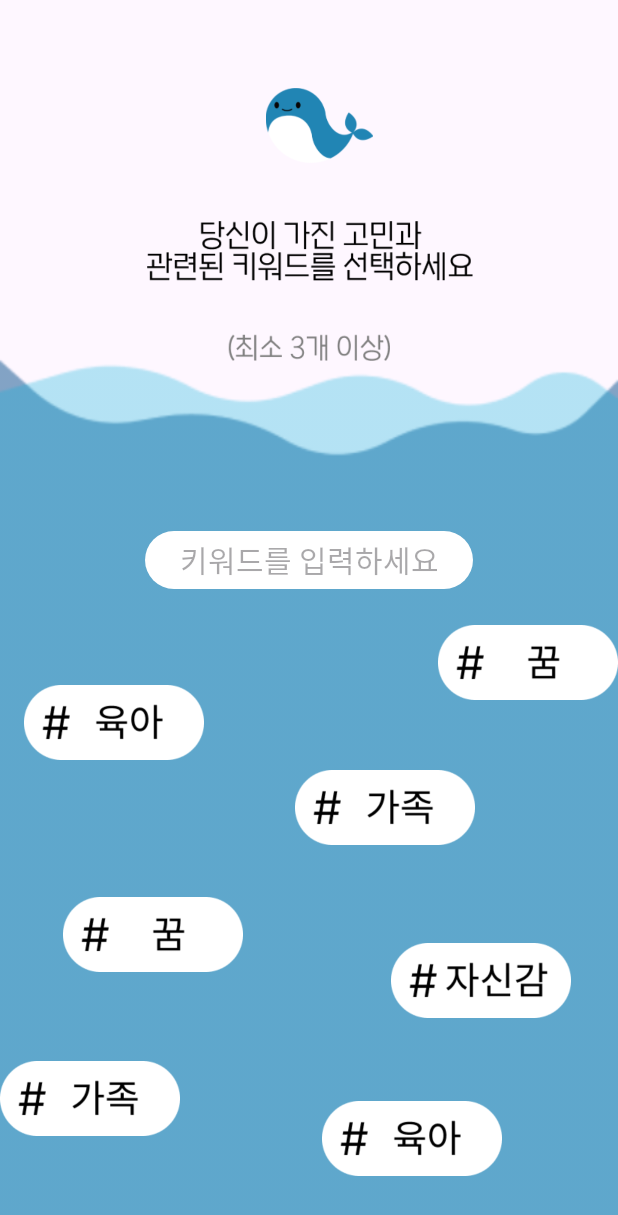
After one commit to audgns10/AppJam, an Android app: the KeyWordActivity screen opened directly, with no data from a screen before it, on a phone screen of 412 x 824 dp. The commit adds this screen. Shown: the top 1215 px of the screen. Run offline under Robolectric (Android 15) with nearby library versions, the phone set to English and light mode, and no system bars.

Commit message:
:sparkles: :: keywor를 검색하는 페이지 publishing

```diff
--- /dev/null
+++ b/app/src/main/java/com/example/appjam/KeyWordActivity.kt
@@ -0,0 +1,26 @@
+package com.example.appjam
+
+import android.animation.Animator
+import android.animation.AnimatorListenerAdapter
+import android.animation.ValueAnimator
+import android.content.Context
+import androidx.appcompat.app.AppCompatActivity
+import android.os.Bundle
+import android.os.Handler
+import android.os.Message
+import android.util.AttributeSet
+import android.view.animation.AccelerateDecelerateInterpolator
+import android.view.animation.Animation
+import android.view.animation.LinearInterpolator
+import android.widget.TextView
+import com.example.appjam.databinding.ActivityKeyWordBinding
+import com.google.android.material.animation.AnimationUtils
+
+class KeyWordActivity : AppCompatActivity() {
+
+    val binding by lazy { ActivityKeyWordBinding.inflate(layoutInflater) }
+    override fun onCreate(savedInstanceState: Bundle?) {
+        super.onCreate(savedInstanceState)
+        setContentView(binding.root)
+    }
+}
--- a/app/src/main/java/com/example/appjam/MainActivity.kt
+++ b/app/src/main/java/com/example/appjam/MainActivity.kt
@@ -1,9 +1,14 @@
 package com.example.appjam
 
-import androidx.appcompat.app.AppCompatActivity
+import android.content.Intent
+import android.graphics.Color
+import android.os.Build
 import android.os.Bundle
 import android.text.method.HideReturnsTransformationMethod
+import android.view.WindowManager
+import androidx.appcompat.app.AppCompatActivity
 import com.example.appjam.databinding.ActivityMainBinding
+
 
 class MainActivity : AppCompatActivity() {
 
@@ -32,5 +37,17 @@ class MainActivity : AppCompatActivity() {
             }
             etPassword.setSelection(etPassword.text!!.length)
         }
+
+        if (Build.VERSION.SDK_INT >= Build.VERSION_CODES.LOLLIPOP) {
+            val window = window
+            window.addFlags(WindowManager.LayoutParams.FLAG_DRAWS_SYSTEM_BAR_BACKGROUNDS)
+            window.statusBarColor = Color.TRANSPARENT
+        }
+
+        binding.nextbutton.setOnClickListener {
+            var nextPage = Intent(this, KeyWordActivity::class.java)
+            startActivity(nextPage)
+            overridePendingTransition(R.anim.endtostart, R.anim.starttoend)
+        }
     }
 }
--- /dev/null
+++ b/app/src/main/res/layout/activity_key_word.xml
@@ -0,0 +1,248 @@
+<?xml version="1.0" encoding="utf-8"?>
+<androidx.constraintlayout.widget.ConstraintLayout xmlns:android="http://schemas.android.com/apk/res/android"
+    xmlns:app="http://schemas.android.com/apk/res-auto"
+    xmlns:tools="http://schemas.android.com/tools"
+    android:layout_width="match_parent"
+    android:layout_height="match_parent"
+    tools:context=".KeyWordActivity">
+
+    <ImageView
+        android:layout_width="71dp"
+        android:layout_height="50dp"
+        android:background="@drawable/whaleimg"
+        app:layout_constraintTop_toTopOf="@id/whaletop"
+        app:layout_constraintBottom_toBottomOf="@id/whalebottom"
+        app:layout_constraintStart_toStartOf="@id/whalestart"
+        app:layout_constraintEnd_toEndOf="@id/whaleend"/>
+
+    <androidx.constraintlayout.widget.Guideline
+        android:id="@+id/whaletop"
+        android:layout_width="wrap_content"
+        android:layout_height="wrap_content"
+        android:orientation="horizontal"
+        app:layout_constraintGuide_percent="0.05915"/>
+
+    <androidx.constraintlayout.widget.Guideline
+        android:id="@+id/whalestart"
+        android:layout_width="wrap_content"
+        android:layout_height="wrap_content"
+        android:orientation="vertical"
+        app:layout_constraintGuide_percent="0.4028"/>
+
+    <androidx.constraintlayout.widget.Guideline
+        android:id="@+id/whaleend"
+        android:layout_width="wrap_content"
+        android:layout_height="wrap_content"
+        android:orientation="vertical"
+        app:layout_constraintGuide_percent="0.63" />
+
+    <androidx.constraintlayout.widget.Guideline
+        android:id="@+id/whalebottom"
+        android:layout_width="wrap_content"
+        android:layout_height="wrap_content"
+        android:orientation="horizontal"
+        app:layout_constraintGuide_percent="0.1438"/>
+
+    <ImageView
+        android:layout_width="217dp"
+        android:layout_height="40dp"
+        android:background="@drawable/keywordread"
+        app:layout_constraintTop_toTopOf="@id/wordstop"
+        app:layout_constraintStart_toStartOf="@id/wordsstart"
+        app:layout_constraintEnd_toEndOf="@id/wordsend"
+        app:layout_constraintBottom_toBottomOf="@id/wordsbottom"/>
+
+    <androidx.constraintlayout.widget.Guideline
+        android:id="@+id/wordstop"
+        android:layout_width="wrap_content"
+        android:layout_height="wrap_content"
+        android:orientation="horizontal"
+        app:layout_constraintGuide_percent="0.1719"/>
+
+    <androidx.constraintlayout.widget.Guideline
+        android:id="@+id/wordsstart"
+        android:layout_width="wrap_content"
+        android:layout_height="wrap_content"
+        android:orientation="vertical"
+        app:layout_constraintGuide_percent="0.2"/>
+
+    <androidx.constraintlayout.widget.Guideline
+        android:id="@+id/wordsend"
+        android:layout_width="wrap_content"
+        android:layout_height="wrap_content"
+        android:orientation="vertical"
+        app:layout_constraintGuide_percent="0.8028"/>
+
+    <androidx.constraintlayout.widget.Guideline
+        android:id="@+id/wordsbottom"
+        android:layout_width="wrap_content"
+        android:layout_height="wrap_content"
+        android:orientation="horizontal"
+        app:layout_constraintGuide_percent="0.2344"/>
+
+    <ImageView
+        android:layout_width="match_parent"
+        android:layout_height="590dp"
+        android:background="@drawable/upbeach"
+        tools:layout_editor_absoluteX="0dp"
+        tools:layout_editor_absoluteY="234dp"
+        app:layout_constraintStart_toStartOf="parent"
+        app:layout_constraintEnd_toEndOf="parent"
+        app:layout_constraintBottom_toBottomOf="parent"/>
+
+    <ImageView
+        android:layout_width="108dp"
+        android:layout_height="18dp"
+        android:background="@drawable/numwords"
+        app:layout_constraintTop_toTopOf="@id/numwordstop"
+        app:layout_constraintStart_toStartOf="@id/numwordsstart"
+        app:layout_constraintEnd_toEndOf="@id/numwordsend"
+        app:layout_constraintBottom_toBottomOf="@id/numwordsbottom"/>
+
+    <androidx.constraintlayout.widget.Guideline
+        android:id="@+id/numwordstop"
+        android:layout_width="wrap_content"
+        android:layout_height="wrap_content"
+        android:orientation="horizontal"
+        app:layout_constraintGuide_percent="0.2625" />
+
+    <androidx.constraintlayout.widget.Guideline
+        android:id="@+id/numwordsstart"
+        android:layout_width="wrap_content"
+        android:layout_height="wrap_content"
+        android:orientation="vertical"
+        app:layout_constraintGuide_percent="0.3500"/>
+
+    <androidx.constraintlayout.widget.Guideline
+        android:id="@+id/numwordsend"
+        android:layout_width="wrap_content"
+        android:layout_height="wrap_content"
+        android:orientation="vertical"
+        app:layout_constraintGuide_percent="0.6500"/>
+
+    <androidx.constraintlayout.widget.Guideline
+        android:id="@+id/numwordsbottom"
+        android:layout_width="wrap_content"
+        android:layout_height="wrap_content"
+        android:orientation="horizontal"
+        app:layout_constraintGuide_percent="0.3000"/>
+
+    <EditText
+        android:layout_width="220dp"
+        android:layout_height="40dp"
+        android:background="@drawable/edittext_round_corner"
+        android:hint="키워드를 입력하세요"
+        android:textSize="20dp"
+        android:paddingLeft="24dp"
+        android:textColor="#7F7F7F"
+        app:layout_constraintTop_toTopOf="@id/edittexttop"
+        app:layout_constraintStart_toStartOf="@id/edittextstart"
+        app:layout_constraintEnd_toEndOf="@id/edittextend"
+        app:layout_constraintBottom_toBottomOf="@id/edittextbottom"/>
+
+    <androidx.constraintlayout.widget.Guideline
+        android:id="@+id/edittexttop"
+        android:layout_width="wrap_content"
+        android:layout_height="wrap_content"
+        android:orientation="horizontal"
+        app:layout_constraintGuide_percent="0.4219"/>
+
+    <androidx.constraintlayout.widget.Guideline
+        android:id="@+id/edittextstart"
+        android:layout_width="wrap_content"
+        android:layout_height="wrap_content"
+        android:orientation="vertical"
+        app:layout_constraintGuide_percent="0.2167"/>
+
+    <androidx.constraintlayout.widget.Guideline
+        android:id="@+id/edittextend"
+        android:layout_width="wrap_content"
+        android:layout_height="wrap_content"
+        android:orientation="vertical"
+        app:layout_constraintGuide_percent="0.7833"/>
+
+    <androidx.constraintlayout.widget.Guideline
+        android:id="@+id/edittextbottom"
+        android:layout_width="wrap_content"
+        android:layout_height="wrap_content"
+        android:orientation="horizontal"
+        app:layout_constraintGuide_percent="0.4844"/>
+
+    <ImageView
+        android:layout_width="120dp"
+        android:layout_height="50dp"
+        android:background="@drawable/togglenum1"
+        app:layout_constraintBottom_toBottomOf="parent"
+        app:layout_constraintEnd_toEndOf="parent"
+        app:layout_constraintHorizontal_bias="1.0"
+        app:layout_constraintStart_toStartOf="parent"
+        app:layout_constraintTop_toTopOf="parent"
+        app:layout_constraintVertical_bias="0.538" />
+
+    <ImageView
+        android:layout_width="120dp"
+        android:layout_height="50dp"
+        android:background="@drawable/toggleimg3"
+        app:layout_constraintBottom_toBottomOf="parent"
+        app:layout_constraintEnd_toEndOf="parent"
+        app:layout_constraintHorizontal_bias="0.054"
+        app:layout_constraintStart_toStartOf="parent"
+        app:layout_constraintTop_toTopOf="parent"
+        app:layout_constraintVertical_bias="0.59" />
+
+    <ImageView
+        android:layout_width="120dp"
+        android:layout_height="50dp"
+        android:background="@drawable/toggleimg4"
+        app:layout_constraintBottom_toBottomOf="parent"
+        app:layout_constraintEnd_toEndOf="parent"
+        app:layout_constraintHorizontal_bias="0.893"
+        app:layout_constraintStart_toStartOf="parent"
+        app:layout_constraintTop_toTopOf="parent"
+        app:layout_constraintVertical_bias="0.812" />
+
+    <ImageView
+        android:layout_width="120dp"
+        android:layout_height="50dp"
+        android:background="@drawable/toggleimg5"
+        app:layout_constraintBottom_toBottomOf="parent"
+        app:layout_constraintEnd_toEndOf="parent"
+        app:layout_constraintHorizontal_bias="0.0"
+        app:layout_constraintStart_toStartOf="parent"
+        app:layout_constraintTop_toTopOf="parent"
+        app:layout_constraintVertical_bias="0.914" />
+
+    <ImageView
+        android:layout_width="120dp"
+        android:layout_height="50dp"
+        android:background="@drawable/toggleimg3"
+        app:layout_constraintBottom_toBottomOf="parent"
+        app:layout_constraintEnd_toEndOf="parent"
+        app:layout_constraintHorizontal_bias="0.735"
+        app:layout_constraintStart_toStartOf="parent"
+        app:layout_constraintTop_toTopOf="parent"
+        app:layout_constraintVertical_bias="0.948" />
+
+    <ImageView
+        android:layout_width="120dp"
+        android:layout_height="50dp"
+        android:background="@drawable/toggleimg5"
+        app:layout_constraintBottom_toBottomOf="parent"
+        app:layout_constraintEnd_toEndOf="parent"
+        app:layout_constraintHorizontal_bias="0.673"
+        app:layout_constraintStart_toStartOf="parent"
+        app:layout_constraintTop_toTopOf="parent"
+        app:layout_constraintVertical_bias="0.663" />
+
+    <ImageView
+        android:layout_width="120dp"
+        android:layout_height="50dp"
+        android:background="@drawable/togglenum1"
+        app:layout_constraintBottom_toBottomOf="parent"
+        app:layout_constraintEnd_toEndOf="parent"
+        app:layout_constraintHorizontal_bias="0.144"
+        app:layout_constraintStart_toStartOf="parent"
+        app:layout_constraintTop_toTopOf="parent"
+        app:layout_constraintVertical_bias="0.773" />
+
+</androidx.constraintlayout.widget.ConstraintLayout>
--- a/app/src/main/res/layout/activity_main.xml
+++ b/app/src/main/res/layout/activity_main.xml
@@ -149,4 +149,11 @@
         app:layout_constraintStart_toStartOf="parent"
         app:layout_constraintTop_toTopOf="@id/passwordbottom" />
 
+    <Button
+        android:id="@+id/nextbutton"
+        android:layout_width="wrap_content"
+        android:layout_height="wrap_content"
+        app:layout_constraintTop_toTopOf="parent"
+        app:layout_constraintStart_toStartOf="parent"/>
+
 </androidx.constraintlayout.widget.ConstraintLayout>
--- a/app/src/main/res/values/themes.xml
+++ b/app/src/main/res/values/themes.xml
@@ -3,6 +3,9 @@
     <style name="Base.Theme.AppJam" parent="Theme.Material3.DayNight.NoActionBar">
         <!-- Customize your light theme here. -->
         <!-- <item name="colorPrimary">@color/my_light_primary</item> -->
+
+        <item name="android:statusBarColor">@android:color/transparent</item>
+        <item name="android:windowDrawsSystemBarBackgrounds">true</item>
     </style>
 
     <style name="SplashTheme" parent="Theme.AppCompat.Light.DarkActionBar">
```
Also changed, not shown: app/src/main/AndroidManifest.xml (+6 -2 lines), app/src/main/res/anim/endtostart.xml (added, +8 -0 lines), app/src/main/res/anim/startanim.xml (added, +13 -0 lines), app/src/main/res/anim/starttoend.xml (added, +8 -0 lines), app/src/main/res/drawable/keywordread.png (added), app/src/main/res/drawable/numwords.png (added), app/src/main/res/drawable/toggleimg3.png (added), app/src/main/res/drawable/toggleimg4.png (added), app/src/main/res/drawable/toggleimg5.png (added), app/src/main/res/drawable/toggleimg6.png (added), app/src/main/res/drawable/togglenum1.png (added), app/src/main/res/drawable/togglenum2.png (added), app/src/main/res/drawable/upbeach.png (added), app/src/main/res/drawable/whaleimg.png (added).
